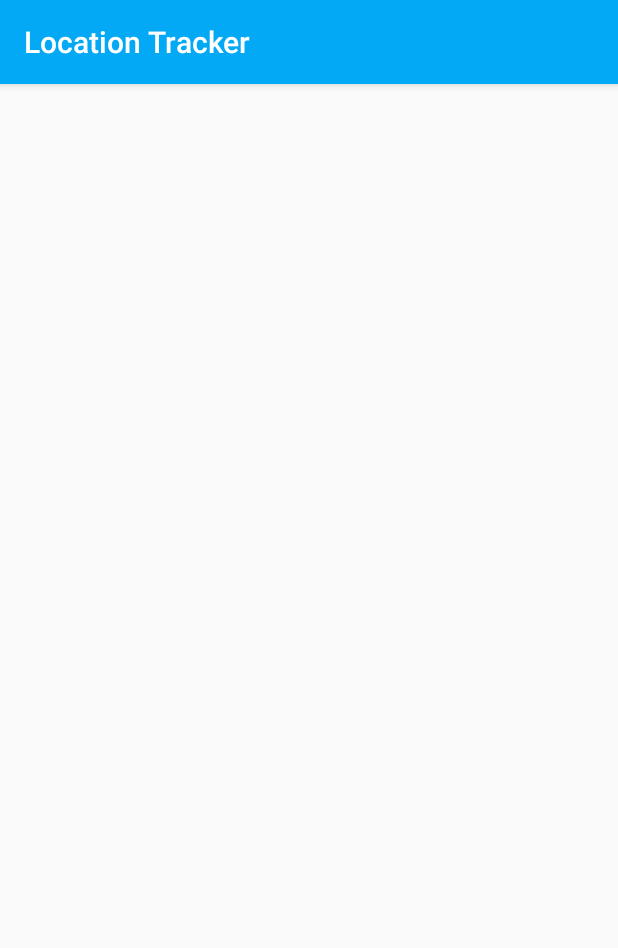
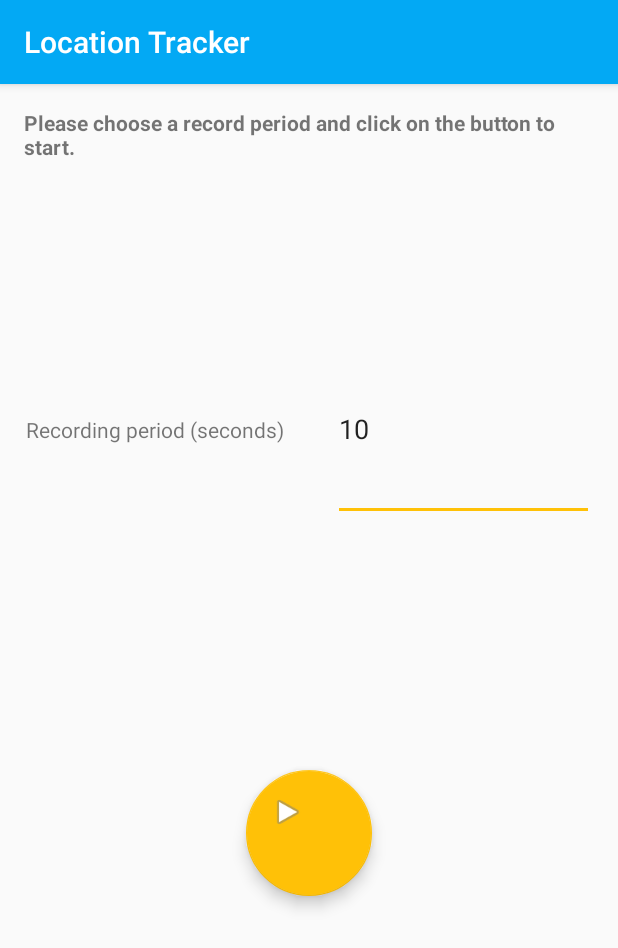
Before and after one commit to mohsenOG/LocationTracker, an Android app: the screen it shows after launch (MainActivity), on a phone screen of 412 x 824 dp. Shown: the top 948 px of the screen. Run offline under Robolectric (Android 15) with nearby library versions, the phone set to English and light mode, and no system bars.

Commit message:
Adding layout to fragment.

```diff
--- a/app/build.gradle
+++ b/app/build.gradle
@@ -23,7 +23,9 @@ dependencies {
     implementation 'com.android.support:appcompat-v7:27.1.1'
     implementation 'com.android.support.constraint:constraint-layout:1.1.0'
 
+    implementation 'com.android.support:support-v4:27.1.1'
     testImplementation 'junit:junit:4.12'
     androidTestImplementation 'com.android.support.test:runner:1.0.2'
     androidTestImplementation 'com.android.support.test.espresso:espresso-core:3.0.2'
+    implementation 'com.android.support:design:27.1.1'
 }
--- a/app/src/main/AndroidManifest.xml
+++ b/app/src/main/AndroidManifest.xml
@@ -1,6 +1,9 @@
 <?xml version="1.0" encoding="utf-8"?>
 <manifest xmlns:android="http://schemas.android.com/apk/res/android"
     package="eu.wonderfulme.locationtracker">
+
+    <uses-permission android:name="android.permission.ACCESS_NETWORK_STATE" />
+    <uses-permission android:name="android.permission.INTERNET" />
 
     <application
         android:allowBackup="true"
--- a/app/src/main/java/eu/wonderfulme/locationtracker/MainActivity.java
+++ b/app/src/main/java/eu/wonderfulme/locationtracker/MainActivity.java
@@ -1,5 +1,6 @@
 package eu.wonderfulme.locationtracker;
 
+import android.support.v4.app.FragmentManager;
 import android.support.v7.app.AppCompatActivity;
 import android.os.Bundle;
 
@@ -9,5 +10,12 @@ public class MainActivity extends AppCompatActivity {
     protected void onCreate(Bundle savedInstanceState) {
         super.onCreate(savedInstanceState);
         setContentView(R.layout.activity_main);
+
+        //TODO Check if the user is online.
+
+        MainFragment mainFragment = MainFragment.newInstance();
+        FragmentManager fm = getSupportFragmentManager();
+        fm.beginTransaction().add(R.id.frameLayout_main_fragment, mainFragment).commit();
+
     }
 }
--- /dev/null
+++ b/app/src/main/java/eu/wonderfulme/locationtracker/MainFragment.java
@@ -0,0 +1,31 @@
+package eu.wonderfulme.locationtracker;
+
+
+import android.os.Bundle;
+import android.support.v4.app.Fragment;
+import android.view.LayoutInflater;
+import android.view.View;
+import android.view.ViewGroup;
+
+
+public class MainFragment extends Fragment {
+
+    public MainFragment() { }
+
+    public static MainFragment newInstance() {
+        return new MainFragment();
+    }
+
+    @Override
+    public void onCreate(Bundle savedInstanceState) {
+        super.onCreate(savedInstanceState);
+    }
+
+    @Override
+    public View onCreateView(LayoutInflater inflater, ViewGroup container,
+                             Bundle savedInstanceState) {
+        // Inflate the layout for this fragment
+        return inflater.inflate(R.layout.fragment_main, container, false);
+    }
+
+}
--- a/app/src/main/res/layout/activity_main.xml
+++ b/app/src/main/res/layout/activity_main.xml
@@ -1,10 +1,14 @@
 <?xml version="1.0" encoding="utf-8"?>
-<android.support.constraint.ConstraintLayout xmlns:android="http://schemas.android.com/apk/res/android"
-    xmlns:app="http://schemas.android.com/apk/res-auto"
+<RelativeLayout xmlns:android="http://schemas.android.com/apk/res/android"
     xmlns:tools="http://schemas.android.com/tools"
     android:layout_width="match_parent"
     android:layout_height="match_parent"
     tools:context=".MainActivity">
 
+    <FrameLayout
+        android:id="@+id/frameLayout_main_fragment"
+        android:layout_width="match_parent"
+        android:layout_height="match_parent"
+        android:scaleType="centerInside" />
 
-</android.support.constraint.ConstraintLayout>
+</RelativeLayout>
--- /dev/null
+++ b/app/src/main/res/layout/fragment_main.xml
@@ -0,0 +1,84 @@
+<?xml version="1.0" encoding="utf-8"?>
+<android.support.constraint.ConstraintLayout xmlns:android="http://schemas.android.com/apk/res/android"
+    xmlns:tools="http://schemas.android.com/tools"
+    android:layout_width="match_parent"
+    android:layout_height="match_parent"
+    xmlns:app="http://schemas.android.com/apk/res-auto"
+    tools:context=".MainFragment">
+
+    <TextView
+        android:id="@+id/textView_main_hint"
+        android:layout_width="0dp"
+        android:layout_height="0dp"
+        android:layout_margin="@dimen/margin"
+        android:text="@string/main_hint"
+        android:textStyle="bold"
+        app:layout_constraintTop_toTopOf="parent"
+        app:layout_constraintLeft_toLeftOf="parent"
+        app:layout_constraintRight_toRightOf="parent"
+        app:layout_constraintBottom_toTopOf="@+id/horizontal_0_2" />
+
+    <android.support.constraint.Guideline
+        android:id="@+id/horizontal_0_2"
+        android:layout_width="0dp"
+        android:layout_height="0dp"
+        android:orientation="horizontal"
+        app:layout_constraintGuide_percent="0.2" />
+
+    <TextView
+        android:id="@+id/textView_record_period_hint"
+        android:layout_width="0dp"
+        android:layout_height="0dp"
+        android:layout_margin="@dimen/margin"
+        android:gravity="center_vertical|center_horizontal"
+        android:text="@string/record_period_hint"
+        app:layout_constraintBottom_toTopOf="@+id/horizontal_0_4"
+        app:layout_constraintLeft_toLeftOf="parent"
+        app:layout_constraintRight_toLeftOf="@id/editText_record_period"
+        app:layout_constraintTop_toBottomOf="@id/horizontal_0_2" />
+
+    <EditText
+        android:id="@+id/editText_record_period"
+        android:hint="@string/record_period_text_edit_hint"
+        android:layout_width="0dp"
+        android:layout_height="0dp"
+        android:ems="5"
+        android:text="@string/time_period_default_value"
+        android:inputType="numberDecimal"
+        android:layout_margin="@dimen/margin"
+        app:layout_constraintTop_toBottomOf="@id/horizontal_0_2"
+        app:layout_constraintLeft_toRightOf="@id/textView_record_period_hint"
+        app:layout_constraintRight_toRightOf="parent"
+        app:layout_constraintBottom_toTopOf="@+id/horizontal_0_4"/>
+
+    <android.support.constraint.Guideline
+        android:id="@+id/horizontal_0_4"
+        android:layout_width="0dp"
+        android:layout_height="0dp"
+        android:orientation="horizontal"
+        app:layout_constraintGuide_percent="0.4" />
+
+    <android.support.design.widget.FloatingActionButton
+        android:id="@+id/fab_start_stop_record"
+        android:layout_width="@dimen/fab_size"
+        android:layout_height="@dimen/fab_size"
+        android:clickable="true"
+        android:focusable="true"
+        android:scaleType="centerInside"
+        android:src="@android:drawable/ic_media_play"
+        app:layout_constraintTop_toBottomOf="@id/horizontal_0_4"
+        app:layout_constraintLeft_toLeftOf="parent"
+        app:layout_constraintRight_toRightOf="parent"
+        app:layout_constraintBottom_toTopOf="@id/horizontal_0_9"/>
+
+    <android.support.constraint.Guideline
+        android:id="@+id/horizontal_0_9"
+        android:layout_width="0dp"
+        android:layout_height="0dp"
+        android:orientation="horizontal"
+        app:layout_constraintGuide_percent="0.9" />
+
+    <!-- TODO ADD AdMob here below the guideline. -->
+
+
+</android.support.constraint.ConstraintLayout>
--- a/app/src/main/res/values/colors.xml
+++ b/app/src/main/res/values/colors.xml
@@ -8,4 +8,6 @@
     <color name="secondary_text">#757575</color>
     <color name="icons">#FFFFFF</color>
     <color name="divider">#BDBDBD</color>
+
+    <color name="ic_launcher_background">#D0D500</color>
 </resources>
--- /dev/null
+++ b/app/src/main/res/values/dimens.xml
@@ -0,0 +1,7 @@
+<?xml version="1.0" encoding="utf-8"?>
+<resources>
+    <dimen name="horizontal_margin">16dp</dimen>
+    <dimen name="vertical_margin">16dp</dimen>
+    <dimen name="margin">16dp</dimen>
+    <dimen name="fab_size">84dp</dimen>
+</resources>
--- a/app/src/main/res/values/strings.xml
+++ b/app/src/main/res/values/strings.xml
@@ -1,3 +1,8 @@
 <resources>
     <string name="app_name">Location Tracker</string>
+
+    <string name="main_hint">Please choose a record period and click on the button to start.</string>
+    <string name="record_period_hint">Recording period (seconds)</string>
+    <string name="record_period_text_edit_hint">Period per sec</string>
+    <string name="time_period_default_value">10</string>
 </resources>
```
Also changed, not shown: app/src/main/res/drawable/ic_launcher_background.xml (deleted, +0 -170 lines).
